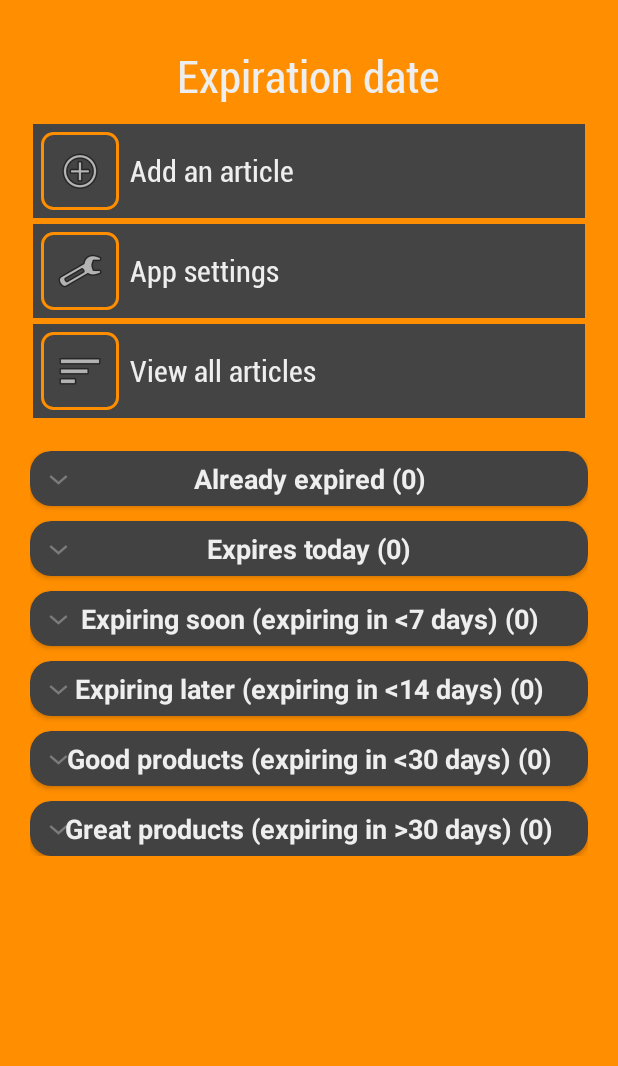
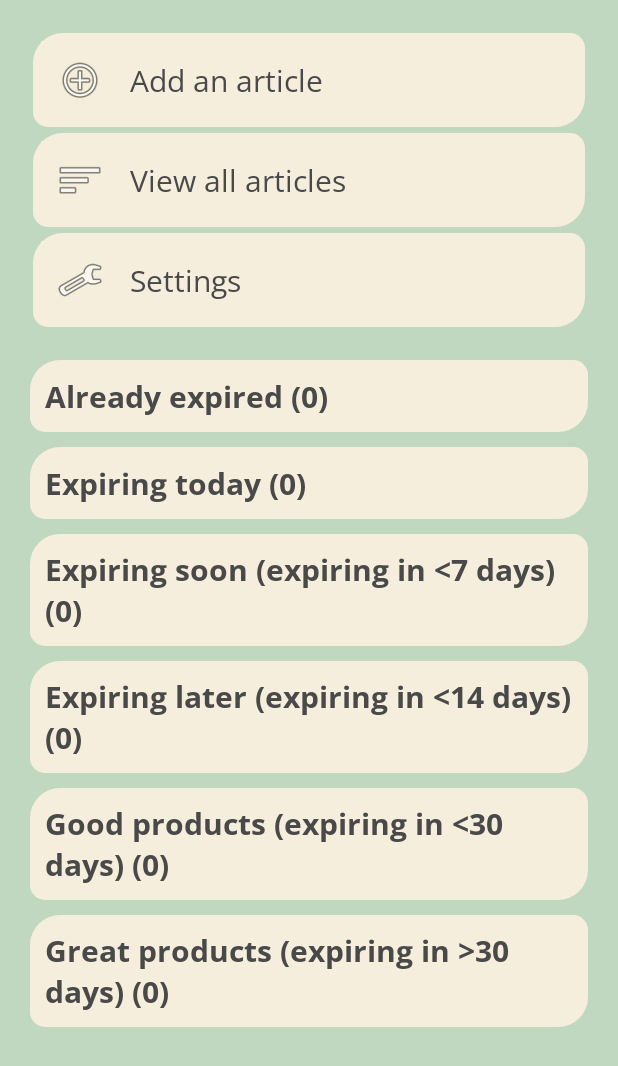
Before and after one commit to NikolaOgnjenovic/XPDate, an Android app: the screen it shows after launch (MainActivity), on a phone screen of 412 x 824 dp. Shown: the top 1066 px of the screen. Run offline under Robolectric (Android 15) with nearby library versions, the phone set to English and light mode, and no system bars; 1 statement that could not run was skipped.

Commit message:
UI. Again.

```diff
--- a/app/src/main/java/com/mrmi/groceryhelper/AllArticles.java
+++ b/app/src/main/java/com/mrmi/groceryhelper/AllArticles.java
@@ -50,7 +50,7 @@ public class AllArticles extends AppCompatActivity {
     private void initialiseListeners() {
         expandableListView.setOnChildClickListener((parent, v, groupPosition, childPosition, id) -> {
 
-            AlertDialog alertDialog = new AlertDialog.Builder(AllArticles.this).create();
+            AlertDialog alertDialog = new AlertDialog.Builder(this, R.style.DialogTheme).create();
             alertDialog.setTitle(getString(R.string.removal_title));
             alertDialog.setMessage(getString(R.string.removal_message));
             alertDialog.setButton(AlertDialog.BUTTON_POSITIVE, getString(R.string.remove), (dialog, which) -> {
@@ -64,7 +64,6 @@ public class AllArticles extends AppCompatActivity {
                 expandableListViewAdapter.notifyDataSetChanged();
             });
             alertDialog.show();
-
 
             return false;
         });
--- a/app/src/main/java/com/mrmi/groceryhelper/ExpandableListViewAdapter.java
+++ b/app/src/main/java/com/mrmi/groceryhelper/ExpandableListViewAdapter.java
@@ -8,6 +8,9 @@ import android.view.View;
 import android.view.ViewGroup;
 import android.widget.BaseExpandableListAdapter;
 import android.widget.TextView;
+
+import androidx.core.content.res.ResourcesCompat;
+
 import java.util.HashMap;
 import java.util.List;
 import java.util.Objects;
@@ -49,7 +52,7 @@ public class ExpandableListViewAdapter extends BaseExpandableListAdapter {
 
         TextView textViewChild = convertView.findViewById(R.id.textViewChild);
         textViewChild.setText(childText);
-
+        textViewChild.setTypeface(ResourcesCompat.getFont(context, R.font.opensans));
         return convertView;
     }
 
@@ -84,9 +87,8 @@ public class ExpandableListViewAdapter extends BaseExpandableListAdapter {
         }
 
         TextView textViewGroup = convertView.findViewById(R.id.categoryGroupTextView);
-        textViewGroup.setTypeface(null, Typeface.BOLD);
         textViewGroup.setText(headerTitle);
-
+        textViewGroup.setTypeface(ResourcesCompat.getFont(context, R.font.opensans_bold));
         return convertView;
     }
 
--- a/app/src/main/java/com/mrmi/groceryhelper/MainActivity.java
+++ b/app/src/main/java/com/mrmi/groceryhelper/MainActivity.java
@@ -4,6 +4,7 @@ import androidx.appcompat.app.AppCompatActivity;
 
 import android.content.Intent;
 import android.os.Bundle;
+import android.view.View;
 import android.widget.ExpandableListView;
 import android.widget.ImageButton;
 
@@ -18,7 +19,7 @@ public class MainActivity extends AppCompatActivity {
     private ExpandableListViewAdapter expandableListViewAdapter;
     private List<String> listDataGroup;
     private HashMap<String, List<String>> listDataChild;
-    private ImageButton addArticleButton, settingsButton, viewAllArticlesButton;
+    private View addArticleView, settingsView, allArticlesView;
 
     @Override
     protected void onCreate(Bundle savedInstanceState) {
@@ -43,9 +44,9 @@ public class MainActivity extends AppCompatActivity {
     }
 
     private void initialiseViews() {
-        addArticleButton = findViewById(R.id.addArticleButton);
-        settingsButton = findViewById(R.id.settingsButton);
-        viewAllArticlesButton = findViewById(R.id.viewAllArticlesButton);
+        addArticleView = findViewById(R.id.addView);
+        settingsView = findViewById(R.id.settingsView);
+        allArticlesView = findViewById(R.id.allArticlesView);
         expandableListView = findViewById(R.id.expandableListView);
     }
 
@@ -68,16 +69,16 @@ public class MainActivity extends AppCompatActivity {
     }
 
     private void initialiseListeners() {
-        addArticleButton.setOnClickListener(v -> {
+        addArticleView.setOnClickListener(v -> {
             Intent intent = new Intent(this, AddArticle.class);
             startActivity(intent);
         });
 
-        settingsButton.setOnClickListener(v -> {
+        settingsView.setOnClickListener(v -> {
             Intent intent = new Intent(this, Settings.class);
             startActivity(intent);
         });
-        viewAllArticlesButton.setOnClickListener(v -> {
+        allArticlesView.setOnClickListener(v -> {
             Intent intent = new Intent(this, AllArticles.class);
             startActivity(intent);
         });
--- /dev/null
+++ b/app/src/main/res/drawable/rounded_button.xml
@@ -0,0 +1,11 @@
+<?xml version="1.0" encoding="utf-8"?>
+<shape
+    xmlns:android="http://schemas.android.com/apk/res/android"
+    android:shape="rectangle">
+    <solid android:color="@color/colorPrimaryDark"/>
+    <corners
+        android:bottomRightRadius="20sp"
+        android:bottomLeftRadius="10sp"
+        android:topRightRadius="10sp"
+        android:topLeftRadius="20sp"/>
+</shape>
--- /dev/null
+++ b/app/src/main/res/drawable/transparent_background_bordered.xml
@@ -0,0 +1,5 @@
+<?xml version="1.0" encoding="utf-8"?>
+<layer-list xmlns:android="http://schemas.android.com/apk/res/android">
+    <item
+        android:drawable="@drawable/transparent_background_border_2" />
+</layer-list>
--- a/app/src/main/res/layout/activity_all_articles.xml
+++ b/app/src/main/res/layout/activity_all_articles.xml
@@ -12,6 +12,7 @@
     <TextView
         android:id="@+id/notificationTimeText"
         android:layout_width="match_parent"
+        android:fontFamily="@font/opensans_bold"
         android:layout_height="wrap_content"
         android:textSize="35sp"
         android:gravity="center"
@@ -24,6 +25,7 @@
         android:layout_width="match_parent"
         android:layout_height="match_parent"
         android:divider="@android:color/transparent"
+        android:groupIndicator="@null"
         android:dividerHeight="10sp"
         android:childDivider="@android:color/transparent"/>
 </LinearLayout>
--- a/app/src/main/res/layout/activity_main.xml
+++ b/app/src/main/res/layout/activity_main.xml
@@ -1,6 +1,5 @@
 <?xml version="1.0" encoding="utf-8"?>
-<LinearLayout
-    xmlns:android="http://schemas.android.com/apk/res/android"
+<LinearLayout xmlns:android="http://schemas.android.com/apk/res/android"
     xmlns:tools="http://schemas.android.com/tools"
     android:id="@+id/linearLayout"
     android:layout_width="match_parent"
@@ -10,38 +9,28 @@
     android:padding="20dp"
     tools:context=".MainActivity">
 
-    <TextView
-        android:id="@+id/title"
-        android:layout_width="wrap_content"
-        android:layout_height="wrap_content"
-        android:layout_gravity="center"
-        android:padding="10sp"
-        android:text="@string/main_menu_title"
-        android:textColor="@color/textColor"
-        android:textSize="30sp" />
-
-
     <LinearLayout
         android:layout_width="match_parent"
         android:layout_height="wrap_content"
         android:orientation="vertical">
 
         <LinearLayout
+            android:id="@+id/addView"
             android:layout_width="match_parent"
             android:layout_height="wrap_content"
-            android:background="@color/colorPrimaryDark"
-            android:layout_margin="2sp">
+            android:layout_margin="2sp"
+            android:background="@drawable/rounded_button">
 
             <ImageButton
                 android:id="@+id/addArticleButton"
 
                 android:layout_width="wrap_content"
                 android:layout_height="wrap_content"
+                android:layout_margin="5sp"
                 android:adjustViewBounds="true"
+
+                android:background="@color/colorPrimaryDark"
                 android:contentDescription="@string/add_article"
-
-                android:layout_margin="5sp"
-                android:background="@drawable/transparent_background_bordered_button"
                 android:padding="10sp"
                 android:scaleType="fitCenter"
                 android:src="@android:drawable/ic_menu_add" />
@@ -57,21 +46,53 @@
         </LinearLayout>
 
         <LinearLayout
+            android:id="@+id/allArticlesView"
             android:layout_width="match_parent"
             android:layout_height="wrap_content"
-            android:background="@color/colorPrimaryDark"
-            android:layout_margin="2sp">
+            android:layout_margin="2sp"
+            android:background="@drawable/rounded_button">
+
+            <ImageButton
+                android:id="@+id/viewAllArticlesButton"
+
+                android:layout_width="wrap_content"
+                android:layout_height="wrap_content"
+                android:layout_margin="5sp"
+                android:adjustViewBounds="true"
+
+                android:background="@color/colorPrimaryDark"
+                android:contentDescription="@string/article_list"
+                android:padding="10sp"
+                android:scaleType="fitCenter"
+                android:src="@android:drawable/ic_menu_sort_by_size" />
+
+            <TextView
+                android:layout_width="match_parent"
+                android:layout_height="match_parent"
+                android:gravity="center_vertical"
+                android:padding="2sp"
+                android:text="@string/article_list"
+                android:textColor="@color/textColor"
+                android:textSize="20sp" />
+        </LinearLayout>
+
+        <LinearLayout
+            android:id="@+id/settingsView"
+            android:layout_width="match_parent"
+            android:layout_height="wrap_content"
+            android:layout_margin="2sp"
+            android:background="@drawable/rounded_button">
 
             <ImageButton
                 android:id="@+id/settingsButton"
 
                 android:layout_width="wrap_content"
                 android:layout_height="wrap_content"
+                android:layout_margin="5sp"
                 android:adjustViewBounds="true"
+
+                android:background="@color/colorPrimaryDark"
                 android:contentDescription="@string/settings"
-
-                android:layout_margin="5sp"
-                android:background="@drawable/transparent_background_bordered_button"
                 android:padding="10sp"
                 android:scaleType="fitCenter"
                 android:src="@android:drawable/ic_menu_manage" />
@@ -86,45 +107,16 @@
                 android:textSize="20sp" />
         </LinearLayout>
 
-        <LinearLayout
-            android:layout_width="match_parent"
-            android:layout_height="wrap_content"
-            android:background="@color/colorPrimaryDark"
-            android:layout_margin="2sp">
-
-            <ImageButton
-                android:id="@+id/viewAllArticlesButton"
-
-                android:layout_width="wrap_content"
-                android:layout_height="wrap_content"
-                android:adjustViewBounds="true"
-                android:contentDescription="@string/article_list"
-
-                android:layout_margin="5sp"
-                android:background="@drawable/transparent_background_bordered_button"
-                android:padding="10sp"
-                android:scaleType="fitCenter"
-                android:src="@android:drawable/ic_menu_sort_by_size" />
-
-            <TextView
-                android:layout_width="match_parent"
-                android:layout_height="match_parent"
-                android:gravity="center_vertical"
-                android:padding="2sp"
-                android:text="@string/article_list"
-                android:textColor="@color/textColor"
-                android:textSize="20sp" />
-        </LinearLayout>
-
     </LinearLayout>
 
     <ExpandableListView
-        android:layout_marginTop="20sp"
         android:id="@+id/expandableListView"
         android:layout_width="match_parent"
         android:layout_height="wrap_content"
         android:layout_gravity="center"
+        android:layout_marginTop="20sp"
         android:childDivider="@android:color/transparent"
         android:divider="@android:color/transparent"
-        android:dividerHeight="10sp" />
+        android:dividerHeight="10sp"
+        android:groupIndicator="@null" />
 </LinearLayout>
--- a/app/src/main/res/layout/list_row_group.xml
+++ b/app/src/main/res/layout/list_row_group.xml
@@ -1,19 +1,16 @@
 <?xml version="1.0" encoding="utf-8"?>
-<androidx.cardview.widget.CardView
-    xmlns:android="http://schemas.android.com/apk/res/android"
-    xmlns:app="http://schemas.android.com/apk/res-auto"
+<LinearLayout xmlns:android="http://schemas.android.com/apk/res/android"
     android:layout_width="fill_parent"
     android:layout_height="wrap_content"
-    android:orientation="horizontal"
     android:layout_margin="20sp"
-    android:background="@color/colorPrimaryDark"
-    app:cardCornerRadius="14sp">
+    android:orientation="horizontal">
+
     <TextView
-        android:textAlignment="center"
         android:id="@+id/categoryGroupTextView"
         android:layout_width="fill_parent"
         android:layout_height="wrap_content"
+        android:background="@drawable/rounded_button"
+        android:padding="10sp"
         android:textColor="@color/textColor"
-        android:textSize="18sp"
-        android:padding="6sp"/>
-</androidx.cardview.widget.CardView>
+        android:textSize="20sp" />
+</LinearLayout>
--- a/app/src/main/res/values/colors.xml
+++ b/app/src/main/res/values/colors.xml
@@ -1,8 +1,10 @@
 <?xml version="1.0" encoding="utf-8"?>
 <resources>
-    <color name="colorPrimary">#ff8e00</color>
-    <color name="colorPrimaryDark">#444444</color>
-    <color name="colorAccent">#EACB48</color>
-    <color name="textColor">#eeeeee</color>
+    <color name="colorPrimary">#C0D8C0</color>
+    <color name="colorPrimaryDark">#F5EEDC</color>
+    <color name="colorAccent">#F5EEDC</color>
+    <color name="textColor">#494949</color>
     <color name="transparent">#00000000</color>
+    <color name="lightBrown">#c7b299</color>
+    <color name="darkBrown">#736357</color>
 </resources>
--- a/app/src/main/res/values/strings.xml
+++ b/app/src/main/res/values/strings.xml
@@ -1,9 +1,10 @@
+<?xml version="1.0" encoding="utf-8"?>
 <resources>
     <string name="app_name">Rok trajanja</string>
-    <string name="set_notification_time">Set notification sending time</string>
+    <string name="set_notification_time">Notification time</string>
     <string name="add_article">Add an article</string>
     <string name="article_list">View all articles</string>
-    <string name="send_daily_notifications">Get daily notifications</string>
+    <string name="send_daily_notifications">Daily notifications</string>
     <string name="delete_article">Delete article</string>
     <string name="pick_date">Pick date</string>
     <string name="article_name">Article name</string>
@@ -12,8 +13,7 @@
     <string name="camera">Camera</string>
     <string name="gallery">Gallery</string>
     <string name="crop">Crop image</string>
-    <string name="detected_date">Detected date:</string>
-    <string name="settings">App settings</string>
+    <string name="settings">Settings</string>
     <string name="change_language">Change language</string>
     <string name="already_expired">Already expired</string>
     <string name="expiration_less_than_7_days">Expiring soon (expiring in &lt;7 days)</string>
@@ -24,21 +24,18 @@
     <string name="notification_time_info">Notifications about how many articles have expired or expire soon will be sent daily at:</string>
 
     <string-array name="category_names">
+        <item>Meat</item>
         <item>Dairy Goods</item>
+        <item>Fruits</item>
         <item>Vegetables</item>
-        <item>Fruits</item>
-        <item>Meat</item>
-        <item>Fish</item>
         <item>Cereals</item>
         <item>Frozen Goods</item>
-        <item>Spices</item>
         <item>Bread</item>
         <item>Confectionery</item>
-        <item>Coffee and tea</item>
         <item>Sauces</item>
+        <item>Canned goods</item>
         <item>Noodles and pasta</item>
         <item>Pet food</item>
-        <item>Canned goods</item>
         <item>Child care goods</item>
         <item>Household products</item>
         <item>Medicine</item>
@@ -46,17 +43,14 @@
     </string-array>
 
     <string-array name="category_values">
+        <item>Meat</item>
         <item>Dairy Goods</item>
+        <item>Fruits</item>
         <item>Vegetables</item>
-        <item>Fruits</item>
-        <item>Meat</item>
-        <item>Fish</item>
         <item>Cereals</item>
         <item>Frozen Goods</item>
-        <item>Spices</item>
         <item>Bread</item>
         <item>Confectionery</item>
-        <item>Coffee and tea</item>
         <item>Sauces</item>
         <item>Noodles and pasta</item>
         <item>Pet food</item>
@@ -74,8 +68,8 @@
     <string name="toast_date_fail">Unable to detect a date</string>
     <string name="toast_storage_denied">Data storage permission denied</string>
     <string name="expiration_date">Expiration date:</string>
-    <string name="expires_today">Expires today</string>
-    <string name="expires_tomorrow">Expires tomorrow</string>
+    <string name="expires_today">Expiring today</string>
+    <string name="expires_tomorrow">Expiring tomorrow</string>
     <string name="expired_yesterday">Expired yesterday</string>
     <string name="expired">Expired</string>
     <string name="days_ago">days ago</string>
@@ -87,7 +81,7 @@
     <string name="removal_title">Article removal</string>
     <string name="removal_message">Are you sure that you want to remove this article from the list?</string>
     <string name="remove">Remove</string>
-    <string name="date_info">Change date format (day/month, month/day)</string>
+    <string name="date_info">Change date format</string>
     <string name="main_menu_title">Expiration date</string>
     <string name="dan">dan</string>
     <string name="notification_one_expired">1 article has expired.</string>
@@ -99,5 +93,5 @@
     <string name="day_month_pattern">day / month</string>
     <string name="choose_language">Choose a language</string>
     <string name="ok">OK</string>
-    <string name="cancel">CANCEL</string>
+    <string name="cancel">Cancel</string>
 </resources>
--- a/app/src/main/res/values/styles.xml
+++ b/app/src/main/res/values/styles.xml
@@ -6,14 +6,31 @@
         <item name="colorPrimaryDark">@color/colorPrimaryDark</item>
         <item name="colorAccent">@color/colorAccent</item>
         <item name="android:textColor">@color/colorPrimary</item>
-        <item name="android:fontFamily">@font/roboto</item>
+        <item name="android:fontFamily">@font/opensans</item>
+        <item name="android:statusBarColor">@color/transparent</item>
     </style>
 
-    <style name="Switch" parent="Theme.AppCompat.NoActionBar">
-        <!-- active thumb & track color (30% transparency) -->
-        <item name="colorControlActivated">#18E101</item>
+    <style name="SwitchTheme" parent="Theme.AppCompat.Light">
+        <!-- colorPrimary is used for the default action bar background -->
+        <item name="colorPrimary">@color/lightBrown</item>
 
-        <!-- inactive thumb color -->
-        <item name="colorSwitchThumbNormal">@color/colorPrimaryDark</item>
+        <!-- colorPrimaryDark is used for the status bar -->
+        <item name="colorPrimaryDark">@color/lightBrown</item>
+
+        <!-- colorAccent is used as the default value for colorControlActivated,
+             which is used to tint widgets -->
+        <item name="colorAccent">@color/darkBrown</item>
+
+    </style>
+
+    <style name="DialogTheme" parent="Theme.AppCompat.Light.Dialog.Alert">
+        <item name="android:background">@color/colorPrimaryDark</item>
+        <item name="android:textColor">@color/textColor</item>
+    </style>
+
+    <style name="SpinnerStyle" parent="@android:style/Widget.Holo.DropDownItem.Spinner">
+        <item name="android:textColor">@color/textColor</item>
+        <item name="android:textSize">20sp</item>
+        <item name="android:textAlignment">center</item>
     </style>
 </resources>
```
Also changed, not shown: app/src/main/java/com/mrmi/groceryhelper/AddArticle.java (+13 -10 lines), app/src/main/java/com/mrmi/groceryhelper/Settings.java (+10 -13 lines), app/src/main/res/drawable/transparent_background_border_2.xml (added, +13 -0 lines), app/src/main/res/layout/activity_add_article.xml (+40 -28 lines), app/src/main/res/layout/activity_settings.xml (+57 -79 lines), app/src/main/res/layout/list_row_child.xml (+6 -8 lines), app/src/main/res/font/opensans.ttf (added), app/src/main/res/font/opensans_bold.ttf (added), app/src/main/res/font/roboto.ttf (deleted), 2 other files.
